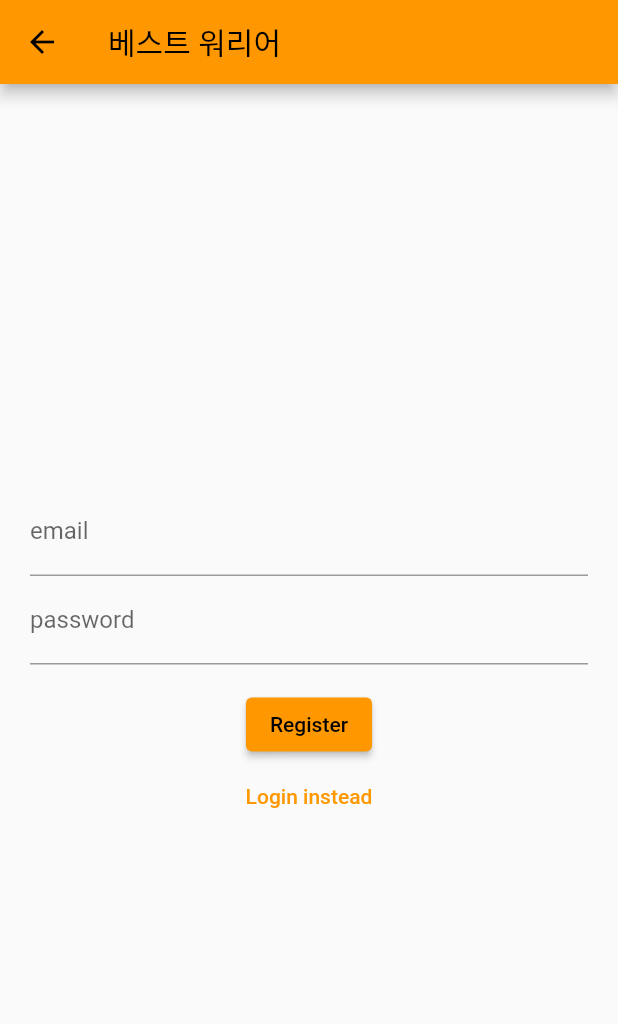
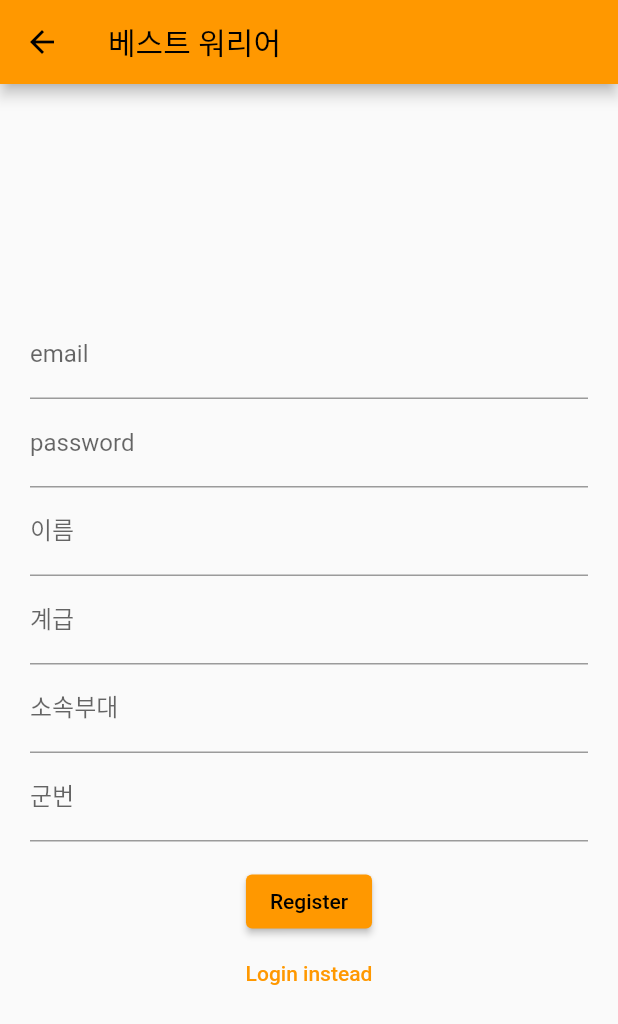
Before and after one commit to ZeVicTech/APP_BestWarrior_Warrior, a Flutter app: the LoginPage screen opened directly, after a tap on "Register instead", on a phone screen of 412 x 824 dp. Shown: the top 1024 px of the screen. Run offline on Flutter 3.47's test engine with Material 2 defaults, Android fonts, the phone set to English and light mode, and no system bars; our stand-ins replace firebase_auth, firebase_core, firebase_database; accounts and stored records are empty.

Commit message:
회원가입 목록추가

```diff
--- a/APP(Android)/best_warrior/lib/home_page.dart
+++ b/APP(Android)/best_warrior/lib/home_page.dart
@@ -1,7 +1,7 @@
 import 'package:firebase_auth/firebase_auth.dart';
 import 'package:best_warrior/component/auth.dart';
 import 'package:flutter/material.dart';
-
+//메인 페이지
 class HomePage extends StatelessWidget {
   HomePage({Key? key}) : super(key: key);
 
--- a/APP(Android)/best_warrior/lib/login_page.dart
+++ b/APP(Android)/best_warrior/lib/login_page.dart
@@ -1,7 +1,8 @@
 import 'package:flutter/material.dart';
 import 'package:firebase_auth/firebase_auth.dart';
 import 'component/auth.dart';
-
+import 'package:firebase_database/firebase_database.dart';
+//로그인 페이지
 class LoginPage extends StatefulWidget {
   const LoginPage({Key? key}) : super(key: key);
 
@@ -13,8 +14,13 @@ class _LoginPageState extends State<LoginPage> {
   String? errorMessage = '';
   bool isLogin = true;
 
-  final TextEditingController _controllerEmail = TextEditingController();
-  final TextEditingController _controllerPassword = TextEditingController();
+  final TextEditingController _controllerEmail = TextEditingController();     //이메일
+  final TextEditingController _controllerPassword = TextEditingController();  //비밀번호
+  final TextEditingController _controllername = TextEditingController();    //이름
+  final TextEditingController _controllerarmy = TextEditingController();    //소속부대
+  final TextEditingController _controllerclasses = TextEditingController(); //계급
+  final TextEditingController _controllernumber = TextEditingController();  //군번
+  DatabaseReference ref = FirebaseDatabase.instance.ref("USER"); //데이터 참조 변수
 
   Future<void> signInWithEmailAndPassword() async {
     try {
@@ -39,6 +45,14 @@ class _LoginPageState extends State<LoginPage> {
         errorMessage = e.message;
       });
     }
+    //여기에 실시간 데이터베이스 저장
+    await ref.set({
+      "이름:":_controllername.text,
+      "소속부대":_controllerarmy.text,
+      "계급":_controllerclasses.text,
+      "군번":_controllernumber.text
+    });
+
   }
 
   Widget _title() {
@@ -56,7 +70,6 @@ class _LoginPageState extends State<LoginPage> {
       ),
     );
   }
-
 
   Widget _errorMessage() {
     return Text(errorMessage == '' ? '' : '다시 확인해주십시요 $errorMessage');
@@ -97,6 +110,14 @@ class _LoginPageState extends State<LoginPage> {
           children: <Widget>[
             _entryField('email', _controllerEmail),
             _entryField('password', _controllerPassword),
+            if(!isLogin)
+              _entryField('이름', _controllername),
+            if(!isLogin)
+              _entryField('계급', _controllerclasses),
+            if(!isLogin)
+              _entryField('소속부대', _controllerarmy),
+            if(!isLogin)
+              _entryField('군번', _controllernumber),
             _errorMessage(),
             _submitButton(),
             _loginOrRegisterButton(),
```
